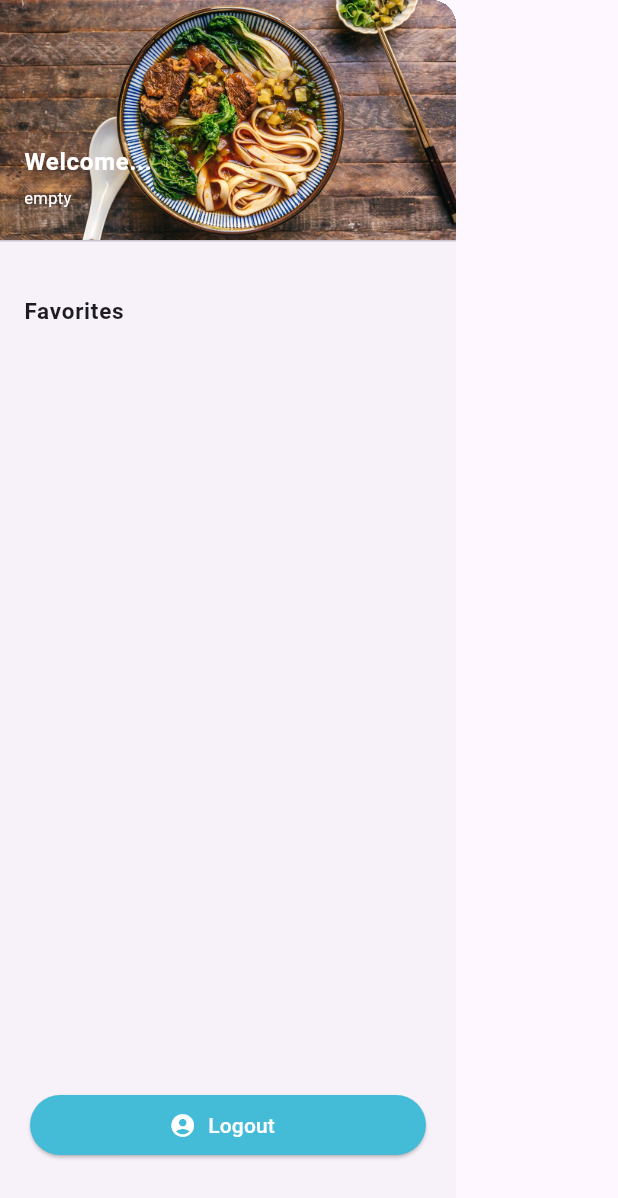
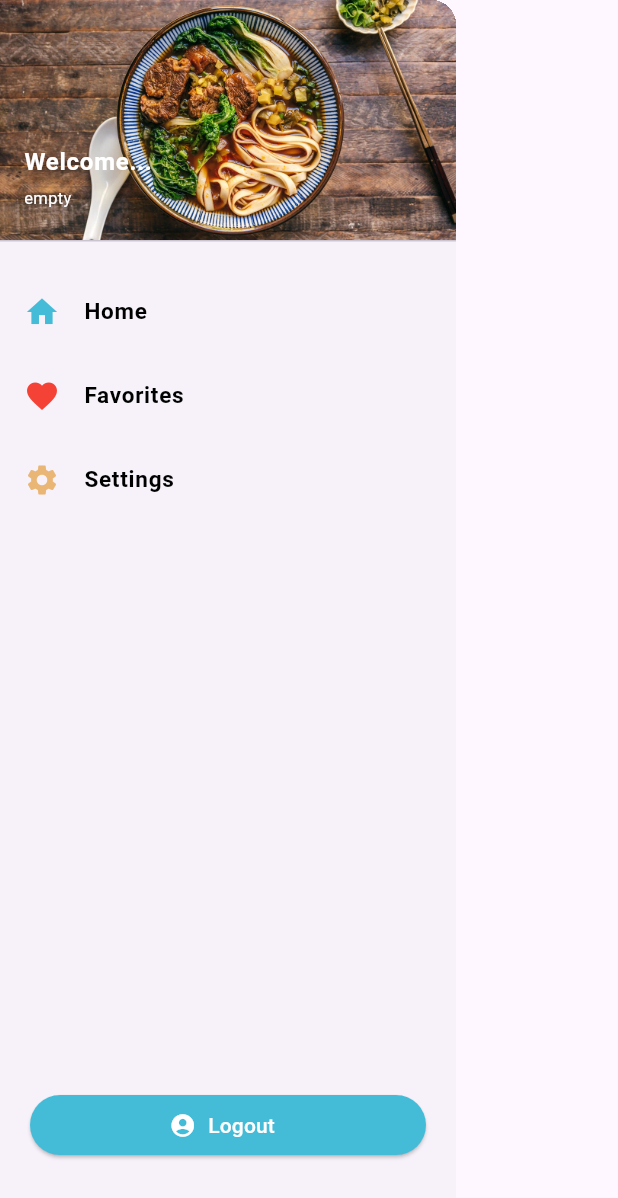
Before and after one commit to ramadhanialfarizi/restaurant_app_api_dicoding, a Flutter app: the Sidebar widget shown alone on an empty page, opened directly with empty values, on a phone screen of 412 x 824 dp. Shown: the top 1198 px of the screen. Run offline on Flutter 3.47's test engine with Material 3 defaults, Android fonts, the phone set to English and light mode, and no system bars; our stand-ins replace dio, firebase_auth, firebase_core, shared_preferences, shimmer, sqflite; missing offline and left inert: flutter_package; accounts and stored records are empty.

Commit message:
done for sflite and update version

```diff
--- a/lib/app/view/home_pages/view/widget/sidebar.dart
+++ b/lib/app/view/home_pages/view/widget/sidebar.dart
@@ -1,15 +1,22 @@
 import 'package:flutter/material.dart';
 import 'package:restaurant_app_api_dicoding/core/utils/colors_constant.dart';
+import 'package:restaurant_app_api_dicoding/core/utils/constant.dart';
 
 class Sidebar extends StatelessWidget {
   const Sidebar({
     super.key,
     this.username,
     required this.onLogoutPress,
+    required this.onFavoritePress,
+    required this.onHomePress,
+    this.screenKey,
   });
 
   final String? username;
+  final String? screenKey;
   final VoidCallback onLogoutPress;
+  final VoidCallback onFavoritePress;
+  final VoidCallback onHomePress;
 
   // SharedPreferences? loginData;
   @override
@@ -23,17 +30,52 @@ class Sidebar extends StatelessWidget {
               physics: const NeverScrollableScrollPhysics(),
               children: [
                 ListTile(
-                  title: const Text(
+                  leading: const Icon(
+                    Icons.home,
+                    color: ColorsConstant.primaryColors,
+                  ),
+                  title: Text(
+                    'Home',
+                    style: TextStyle(
+                        fontWeight: FontWeight.bold,
+                        fontSize: 15,
+                        color: screenKey == ScreenKey.homeScreen.name
+                            ? Colors.grey
+                            : Colors.black),
+                  ),
+                  onTap: onHomePress,
+                ),
+                ListTile(
+                  leading: const Icon(
+                    Icons.favorite,
+                    color: ColorsConstant.secondaryColors,
+                  ),
+                  title: Text(
                     'Favorites',
                     style: TextStyle(
-                      fontWeight: FontWeight.bold,
-                      fontSize: 15,
-                    ),
+                        fontWeight: FontWeight.bold,
+                        fontSize: 15,
+                        color: screenKey == ScreenKey.favoriteScreen.name
+                            ? Colors.grey
+                            : Colors.black),
+                  ),
+                  onTap: onFavoritePress,
+                ),
+                ListTile(
+                  leading: const Icon(
+                    Icons.settings,
+                    color: ColorsConstant.thirdColors,
+                  ),
+                  title: Text(
+                    'Settings',
+                    style: TextStyle(
+                        fontWeight: FontWeight.bold,
+                        fontSize: 15,
+                        color: screenKey == ScreenKey.settingsScreen.name
+                            ? Colors.grey
+                            : Colors.black),
                   ),
                   onTap: () {},
-                ),
-                const SizedBox(
-                  height: 15,
                 ),
               ],
             ),
--- a/lib/core/utils/colors_constant.dart
+++ b/lib/core/utils/colors_constant.dart
@@ -2,4 +2,6 @@ import 'package:flutter/material.dart';
 
 class ColorsConstant {
   static const Color primaryColors = Color(0xFF44bcd8);
+  static const MaterialColor secondaryColors = Colors.red;
+  static const Color thirdColors = Color(0xFFeab676);
 }
--- a/lib/core/utils/constant.dart
+++ b/lib/core/utils/constant.dart
@@ -5,6 +5,12 @@ enum ResultState { loading, noData, hasData, error }
 enum CacheManagerKey {
   loginSaveData,
   emailName,
+}
+
+enum ScreenKey {
+  homeScreen,
+  favoriteScreen,
+  settingsScreen,
 }
 
 class Constant {
--- a/lib/core/utils/image_constant.dart
+++ b/lib/core/utils/image_constant.dart
@@ -3,6 +3,6 @@ class ImagesConstant {
 
   static const String icons = "${_assets}splash_screen_icon.png";
   static const String errorIcons = "${_assets}404_not_found.jpeg";
-  static const String emptyIcons = "${_assets}empty_data.png'";
+  static const String emptyIcons = "${_assets}empty_data.png";
   // static const String allertWarningIcon = "${_assets}empty_data.png'";
 }
--- a/pubspec.yaml
+++ b/pubspec.yaml
@@ -16,7 +16,7 @@ publish_to: 'none' # Remove this line if you wish to publish to pub.dev
 # https://developer.apple.com/library/archive/documentation/General/Reference/InfoPlistKeyReference/Articles/CoreFoundationKeys.html
 # In Windows, build-name is used as the major, minor, and patch parts
 # of the product and file versions while build-number is used as the build suffix.
-version: 1.0.0+1
+version: 1.0.1+1
 
 environment:
   sdk: '>=2.19.0 <3.0.0'
```
Also changed, not shown: lib/app/view/favorites_pages/view/favorite_page.dart (added, +115 -0 lines), lib/app/view/favorites_pages/view_model/favorite_page_provider.dart (added, +45 -0 lines), lib/app/view/home_pages/view/home_pages.dart (+33 -10 lines), lib/app/view/home_pages/view_model/home_provider.dart (+19 -0 lines), lib/app/view/search_pages/view/search_pages.dart (+19 -6 lines), pubspec.lock.
